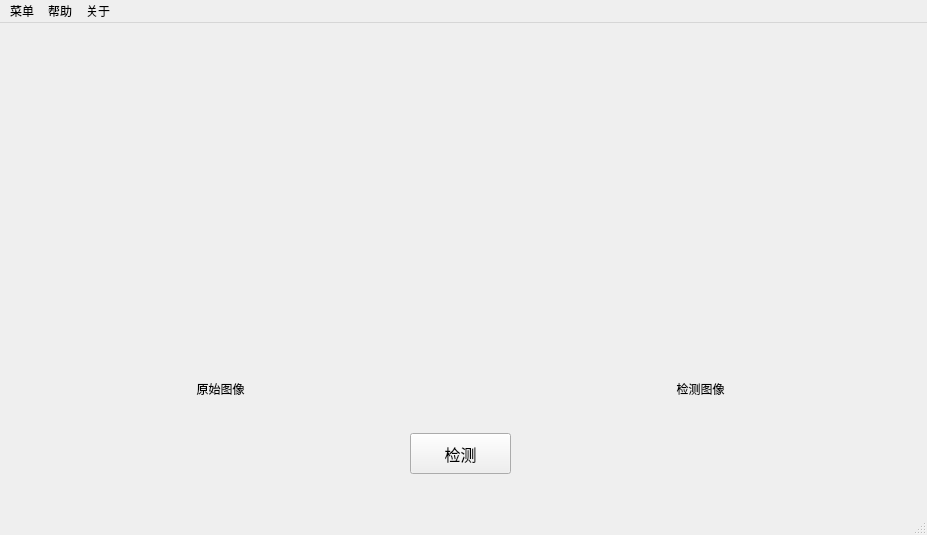
Above: mainwindow.ui from EsakaK/OrificeDetectionTool before the change. Below: the same form after it.
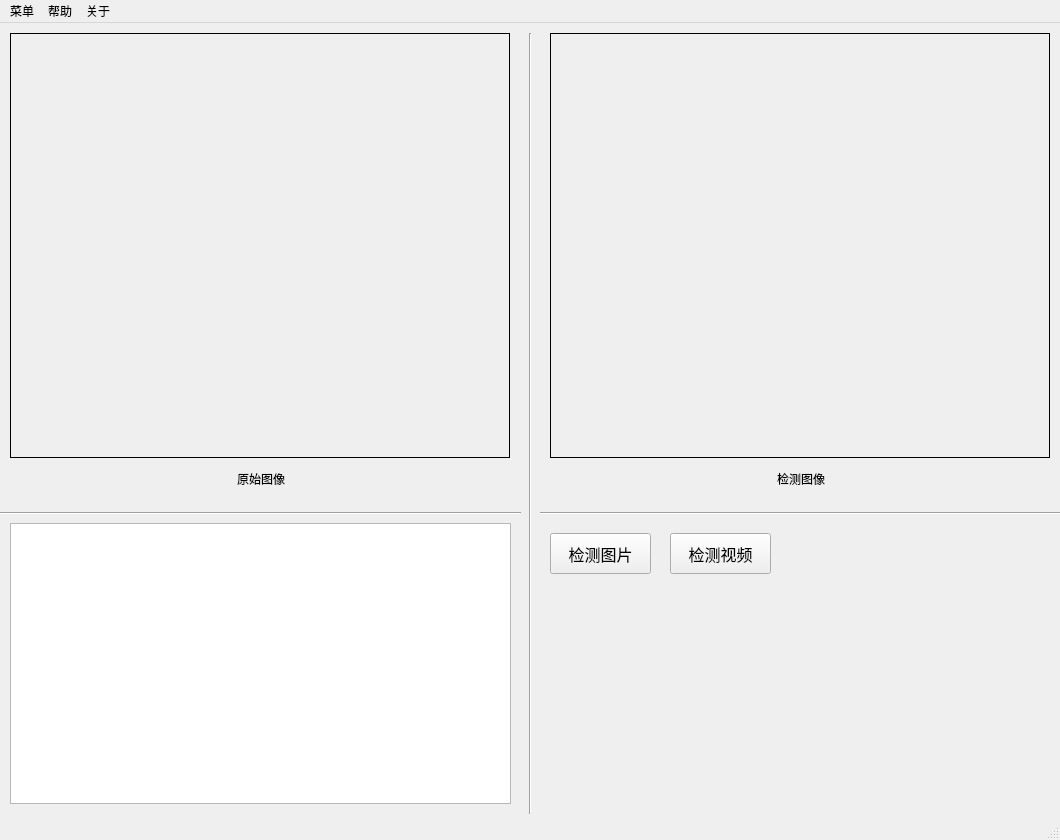
That is the form after the change.

Commit message: 加入子窗口

Patch:
```diff
--- a/mainwindow.ui
+++ b/mainwindow.ui
@@ -6,8 +6,8 @@
    <rect>
     <x>0</x>
     <y>0</y>
-    <width>927</width>
-    <height>535</height>
+    <width>1060</width>
+    <height>840</height>
    </rect>
   </property>
   <property name="minimumSize">
@@ -18,48 +18,22 @@
   </property>
   <property name="maximumSize">
    <size>
-    <width>927</width>
-    <height>535</height>
+    <width>10000</width>
+    <height>10000</height>
    </size>
   </property>
   <property name="windowTitle">
    <string>MainWindow</string>
   </property>
+  <property name="styleSheet">
+   <string notr="true"/>
+  </property>
   <widget class="QWidget" name="centralwidget">
-   <widget class="QWidget" name="layoutWidget">
-    <property name="geometry">
-     <rect>
-      <x>510</x>
-      <y>30</y>
-      <width>381</width>
-      <height>351</height>
-     </rect>
-    </property>
-    <layout class="QVBoxLayout" name="verticalLayout_2" stretch="10,1">
-     <item>
-      <widget class="QLabel" name="r_img">
-       <property name="text">
-        <string/>
-       </property>
-      </widget>
-     </item>
-     <item>
-      <widget class="QLabel" name="r_label">
-       <property name="text">
-        <string>检测图像</string>
-       </property>
-       <property name="alignment">
-        <set>Qt::AlignCenter</set>
-       </property>
-      </widget>
-     </item>
-    </layout>
-   </widget>
    <widget class="QPushButton" name="pushButton">
     <property name="geometry">
      <rect>
-      <x>410</x>
-      <y>410</y>
+      <x>550</x>
+      <y>510</y>
       <width>101</width>
       <height>41</height>
      </rect>
@@ -70,21 +44,85 @@
      </font>
     </property>
     <property name="text">
-     <string>检测</string>
+     <string>检测图片</string>
+    </property>
+   </widget>
+   <widget class="Line" name="line">
+    <property name="geometry">
+     <rect>
+      <x>520</x>
+      <y>10</y>
+      <width>21</width>
+      <height>781</height>
+     </rect>
+    </property>
+    <property name="orientation">
+     <enum>Qt::Vertical</enum>
+    </property>
+   </widget>
+   <widget class="QTextBrowser" name="textBrowser">
+    <property name="geometry">
+     <rect>
+      <x>10</x>
+      <y>500</y>
+      <width>501</width>
+      <height>281</height>
+     </rect>
+    </property>
+   </widget>
+   <widget class="Line" name="line_2">
+    <property name="geometry">
+     <rect>
+      <x>0</x>
+      <y>482</y>
+      <width>521</width>
+      <height>16</height>
+     </rect>
+    </property>
+    <property name="orientation">
+     <enum>Qt::Horizontal</enum>
+    </property>
+   </widget>
+   <widget class="Line" name="line_3">
+    <property name="geometry">
+     <rect>
+      <x>540</x>
+      <y>480</y>
+      <width>541</width>
+      <height>20</height>
+     </rect>
+    </property>
+    <property name="orientation">
+     <enum>Qt::Horizontal</enum>
     </property>
    </widget>
    <widget class="QWidget" name="layoutWidget">
     <property name="geometry">
      <rect>
-      <x>30</x>
-      <y>30</y>
-      <width>381</width>
-      <height>351</height>
+      <x>10</x>
+      <y>10</y>
+      <width>502</width>
+      <height>461</height>
      </rect>
     </property>
     <layout class="QVBoxLayout" name="verticalLayout" stretch="10,1">
      <item>
       <widget class="QLabel" name="o_img">
+       <property name="minimumSize">
+        <size>
+         <width>500</width>
+         <height>425</height>
+        </size>
+       </property>
+       <property name="maximumSize">
+        <size>
+         <width>500</width>
+         <height>425</height>
+        </size>
+       </property>
+       <property name="styleSheet">
+        <string notr="true">border:0.5px solid rgb(0,0,0)</string>
+       </property>
        <property name="text">
         <string/>
        </property>
@@ -102,13 +140,75 @@
      </item>
     </layout>
    </widget>
+   <widget class="QWidget" name="layoutWidget">
+    <property name="geometry">
+     <rect>
+      <x>550</x>
+      <y>10</y>
+      <width>502</width>
+      <height>461</height>
+     </rect>
+    </property>
+    <layout class="QVBoxLayout" name="verticalLayout_2" stretch="0,0">
+     <item>
+      <widget class="QLabel" name="r_img">
+       <property name="minimumSize">
+        <size>
+         <width>500</width>
+         <height>425</height>
+        </size>
+       </property>
+       <property name="maximumSize">
+        <size>
+         <width>500</width>
+         <height>425</height>
+        </size>
+       </property>
+       <property name="styleSheet">
+        <string notr="true">border:0.5px solid rgb(0,0,0)</string>
+       </property>
+       <property name="text">
+        <string/>
+       </property>
+      </widget>
+     </item>
+     <item>
+      <widget class="QLabel" name="r_label">
+       <property name="text">
+        <string>检测图像</string>
+       </property>
+       <property name="alignment">
+        <set>Qt::AlignCenter</set>
+       </property>
+      </widget>
+     </item>
+    </layout>
+   </widget>
+   <widget class="QPushButton" name="video_btn">
+    <property name="geometry">
+     <rect>
+      <x>670</x>
+      <y>510</y>
+      <width>101</width>
+      <height>41</height>
+     </rect>
+    </property>
+    <property name="font">
+     <font>
+      <pointsize>12</pointsize>
+     </font>
+    </property>
+    <property name="text">
+     <string>检测视频</string>
+    </property>
+   </widget>
   </widget>
   <widget class="QMenuBar" name="menubar">
    <property name="geometry">
     <rect>
      <x>0</x>
      <y>0</y>
-     <width>927</width>
+     <width>1060</width>
      <height>23</height>
     </rect>
    </property>
```
The commit also changes 4 other files.
